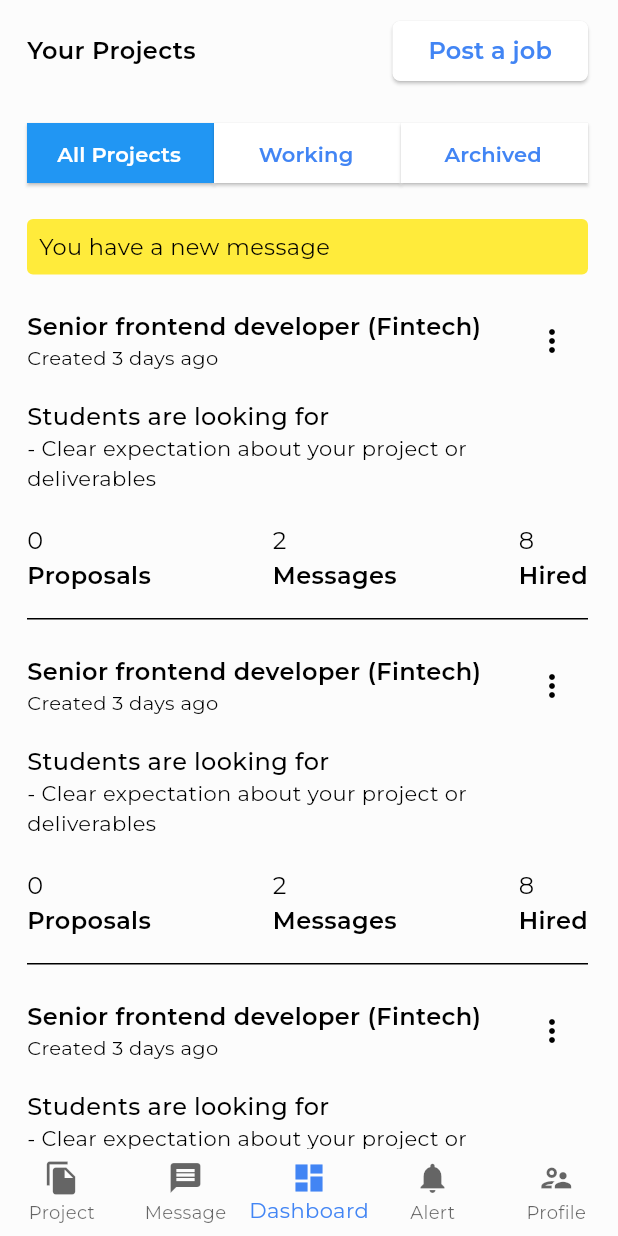
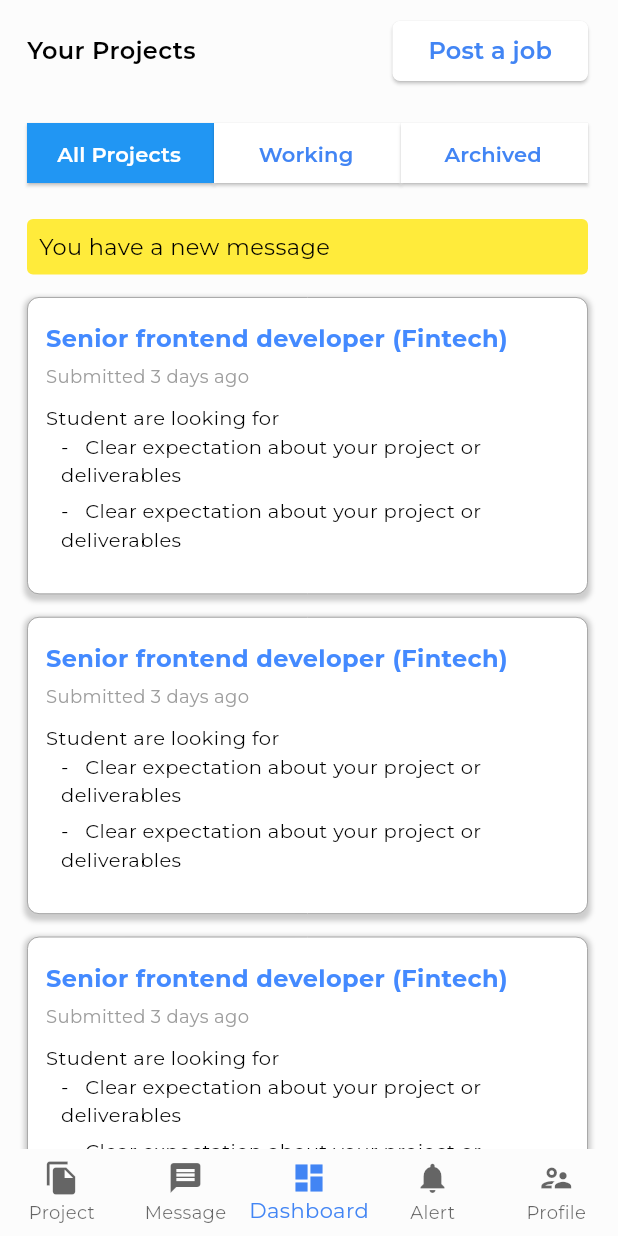
Before and after one commit to rayleigh420/StudentHub, a Flutter app: the screen it shows after launch, on a phone screen of 412 x 824 dp. Run offline on Flutter 3.47's test engine with Material 3 defaults, Android fonts, the phone set to English and light mode, and no system bars; our stand-ins replace another_flushbar, dio, dotted_border, event_bus, file_picker, flutter_mobx and 7 more; missing offline and left inert: material_dialog, textfield_tags, xxtea; generated files the repository leaves out were written again.

Commit message:
ADD/ Project SUbmited Item

```diff
--- a/lib/constants/app_theme.dart
+++ b/lib/constants/app_theme.dart
@@ -110,7 +110,8 @@ class AppThemeData {
     primaryContainer: Color(0xFF1CDEC9),
     secondary: Color(0xFF4D1F7C),
     secondaryContainer: Color(0xFF451B6F),
-    background: Color(0xFF2e3239),
+    background: Color(0xFF2D333B),
+    // background: Color(0xFF2e3239),
     surface: Color(0xFF1F1929),
     onBackground: Color(0x0DFFFFFF),
     // White with 0.05 opacity
--- a/lib/core/widgets/projects/submited_project_item.dart
+++ b/lib/core/widgets/projects/submited_project_item.dart
@@ -0,0 +1,85 @@
+import 'package:flutter/material.dart';
+
+class SubmitedProjectItem extends StatefulWidget {
+  @override
+  _SubmitedProjectItemState createState() => _SubmitedProjectItemState();
+}
+
+class _SubmitedProjectItemState extends State<SubmitedProjectItem> {
+  @override
+  Widget build(BuildContext context) {
+    return Container(
+        padding: EdgeInsets.fromLTRB(12, 16, 8, 16),
+        margin: EdgeInsets.fromLTRB(0, 15, 0, 0),
+        decoration: BoxDecoration(
+          color: Theme.of(context).brightness == Brightness.dark
+              ? Color(0xFF2e3239)
+              : Colors.white,
+          borderRadius: BorderRadius.circular(8),
+          border: Border.all(color: Colors.grey, width: 0.6),
+          boxShadow: [
+            BoxShadow(
+              color: Colors.grey.withOpacity(0.5),
+              offset: Offset(0, 2),
+              spreadRadius: 2,
+              blurRadius: 2,
+            )
+          ],
+        ),
+        child: Row(
+          crossAxisAlignment: CrossAxisAlignment.start,
+          children: [
+            Container(
+              // decoration: BoxDecoration(
+              //   border: Border.all(color: Colors.grey),
+              //   borderRadius: BorderRadius.circular(8),
+              // ),
+              width: MediaQuery.of(context).size.width * 0.8,
+              child: Column(
+                crossAxisAlignment: CrossAxisAlignment.start,
+                children: [
+                  Text(
+                    "Senior frontend developer (Fintech)",
+                    style: TextStyle(
+                        fontSize: 16,
+                        color: Colors.blueAccent,
+                        fontWeight: FontWeight.bold),
+                  ),
+                  const SizedBox(
+                    height: 5,
+                  ),
+                  Text(
+                    "Submitted 3 days ago",
+                    style: TextStyle(fontSize: 12, color: Colors.grey),
+                  ),
+                  const SizedBox(
+                    height: 5,
+                  ),
+                  const SizedBox(
+                    height: 5,
+                  ),
+                  const Text("Student are looking for",
+                      style: TextStyle(fontSize: 13)),
+                  ListView.builder(
+                    shrinkWrap: true,
+                    physics: NeverScrollableScrollPhysics(),
+                    itemCount: 2,
+                    itemBuilder: (context, index) {
+                      return Padding(
+                        padding: const EdgeInsets.fromLTRB(10.0, 0, 0, 5.0),
+                        child: Text(
+                            "-   Clear expectation about your project or deliverables",
+                            style: TextStyle(fontSize: 13)),
+                      );
+                    },
+                  ),
+                  const SizedBox(
+                    height: 5,
+                  ),
+                ],
+              ),
+            ),
+          ],
+        ));
+  }
+}
--- a/lib/presentation/dashboard/dashboard_student.dart
+++ b/lib/presentation/dashboard/dashboard_student.dart
@@ -1,5 +1,6 @@
 import 'package:boilerplate/core/widgets/projects/list_project_company.dart';
 import 'package:boilerplate/core/widgets/projects/project_company_item.dart';
+import 'package:boilerplate/core/widgets/projects/submited_project_item.dart';
 import 'package:boilerplate/core/widgets/toogle_filter.dart';
 import 'package:boilerplate/utils/device/device_utils.dart';
 import 'package:flutter/material.dart';
@@ -62,22 +63,10 @@ class _DashboardStudentScreenState extends State<DashboardStudentScreen> {
                   style: TextStyle(fontSize: 15),
                 ),
               ),
-              ListProjectCompany(),
-              Container(
-                margin: EdgeInsets.only(
-                    top: DeviceUtils.getScaledHeight(context, 0.35)),
-                child: Center(
-                    child: Column(
-                  children: [
-                    const Text(
-                        style: TextStyle(fontWeight: FontWeight.w500),
-                        "Welcome Duy!"),
-                    const Text(
-                        style: TextStyle(fontWeight: FontWeight.w500),
-                        "You have no jobs!"),
-                  ],
-                )),
-              ),
+              SubmitedProjectItem(),
+              SubmitedProjectItem(),
+              SubmitedProjectItem(),
+              SubmitedProjectItem(),
             ],
           )),
     )));
```
